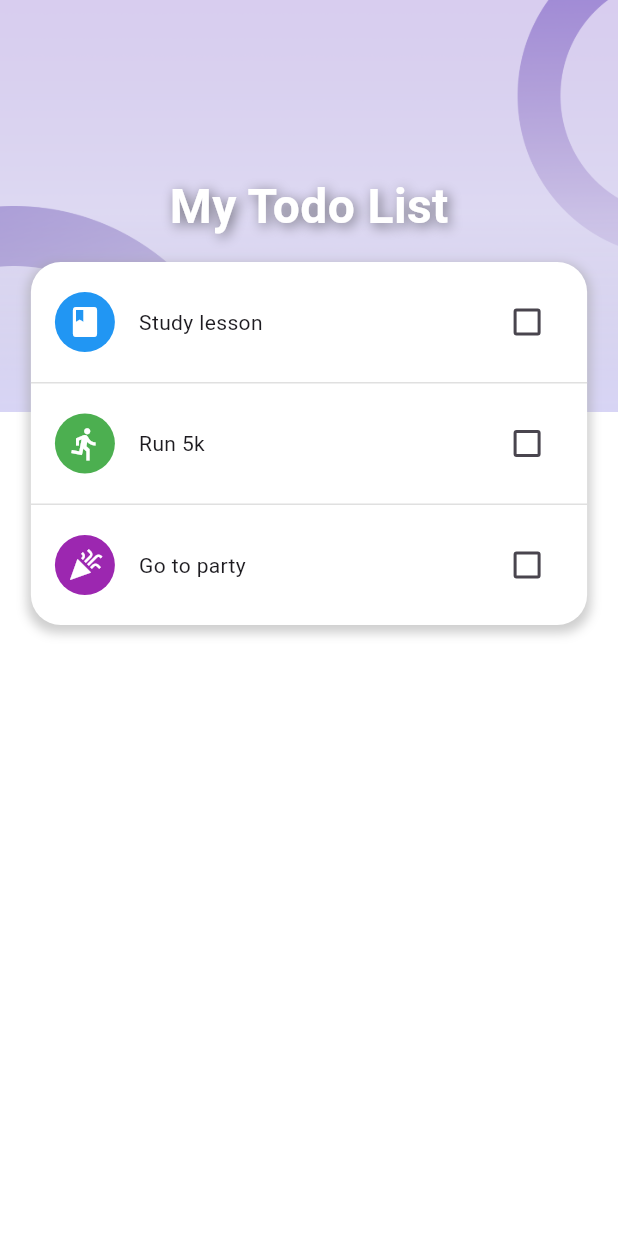
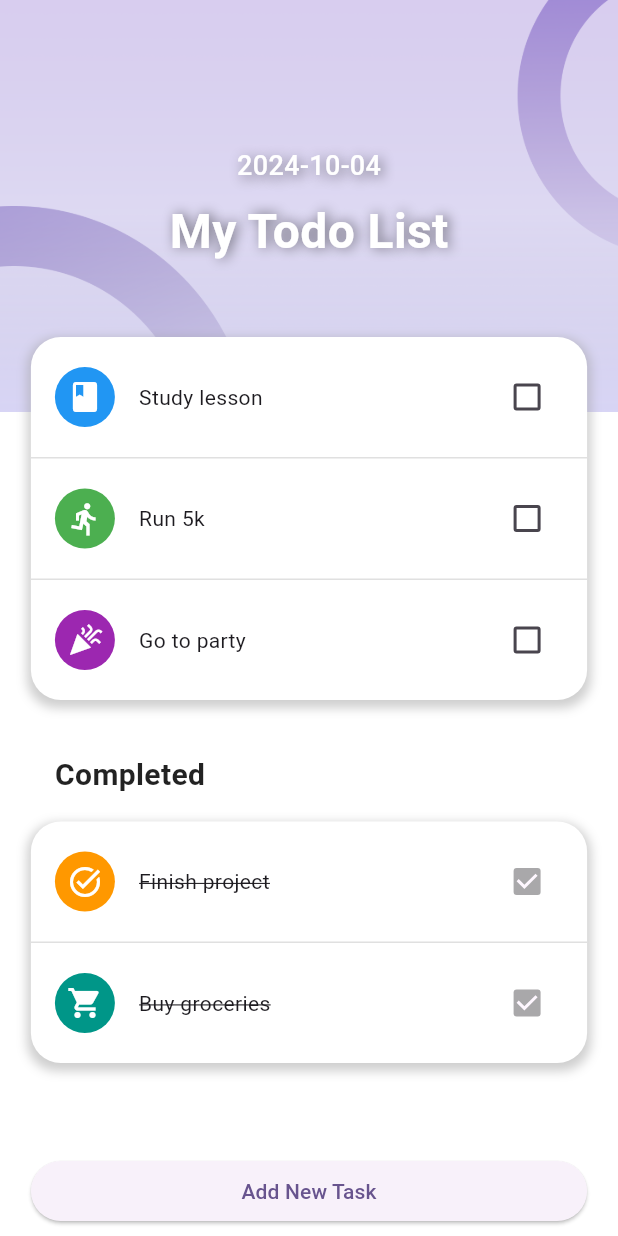
Before and after one commit to Amiralizim/todo, a Flutter app: the screen it shows after launch, on a phone screen of 412 x 824 dp. Run offline on Flutter 3.47's test engine with Material 3 defaults, Android fonts, the phone set to English and light mode, and no system bars; our stand-ins replace flutter_riverpod, go_router, riverpod_annotation, supabase_flutter; missing offline and left inert: supabase_auth_ui; accounts and stored records are empty; generated files the repository leaves out were written again.

Commit message:
finished the initial page for todo list

```diff
--- a/flutter/lib/screens/home_screen.dart
+++ b/flutter/lib/screens/home_screen.dart
@@ -15,6 +15,7 @@ class HomeScreen extends ConsumerStatefulWidget {
 }
 
 class _HomeScreenState extends ConsumerState<HomeScreen> {
+  final GlobalKey _todoListKey = GlobalKey();
   List<bool> _isChecked = [false, false, false];
 
   @override
@@ -34,7 +35,26 @@ class _HomeScreenState extends ConsumerState<HomeScreen> {
                   ),
                 ),
                 child: Center(
-                  child: Text(
+                  child: Column(
+                    mainAxisAlignment: MainAxisAlignment.center,
+                    children: [
+                      Text(
+                        DateTime.now().toString().split(' ')[0],
+                        style: TextStyle(
+                          color: Colors.white,
+                          fontSize: 18,
+                          fontWeight: FontWeight.w500,
+                          shadows: [
+                            Shadow(
+                              blurRadius: 10.0,
+                              color: Colors.black.withOpacity(0.5),
+                              offset: Offset(2.0, 2.0),
+                            ),
+                          ],
+                        ),
+                      ),
+                      const SizedBox(height: 8),
+                      Text(
                         'My Todo List',
                         style: TextStyle(
                           color: Colors.white,
@@ -44,10 +64,12 @@ class _HomeScreenState extends ConsumerState<HomeScreen> {
                             Shadow(
                               blurRadius: 10.0,
                               color: Colors.black.withOpacity(0.5),
-                          offset: Offset(2.0, 2.0),
+                              offset: const Offset(2.0, 0),
                             ),
                           ],
                         ),
+                      ),
+                    ],
                   ),
                 ),
               ),
@@ -58,9 +80,10 @@ class _HomeScreenState extends ConsumerState<HomeScreen> {
             ],
           ),
           Positioned(
-            top: (MediaQuery.of(context).size.height / 3) - 100,
+            top: (MediaQuery.of(context).size.height / 3) - 50,
             left: MediaQuery.of(context).size.width * 0.05,
             child: Container(
+              key: _todoListKey,
               width: MediaQuery.of(context).size.width * 0.9,
               decoration: BoxDecoration(
                 color: Colors.white,
@@ -85,6 +108,79 @@ class _HomeScreenState extends ConsumerState<HomeScreen> {
               ),
             ),
           ),
+          Positioned(
+            top: (MediaQuery.of(context).size.height / 3) - 50,
+            left: MediaQuery.of(context).size.width * 0.05,
+            child: LayoutBuilder(
+              builder: (BuildContext context, BoxConstraints constraints) {
+                WidgetsBinding.instance.addPostFrameCallback((_) {
+                  setState(() {});
+                });
+
+                final RenderBox? todoListRenderBox = _todoListKey.currentContext?.findRenderObject() as RenderBox?;
+                final double todoListHeight = todoListRenderBox?.size.height ?? 0;
+
+                return Column(
+                  crossAxisAlignment: CrossAxisAlignment.start,
+                  children: [
+                    Container(
+                      width: MediaQuery.of(context).size.width * 0.9,
+                      margin: EdgeInsets.only(top: todoListHeight + 20),
+                      padding: const EdgeInsets.all(16),
+                      child: const Text(
+                        'Completed',
+                        style: TextStyle(
+                          fontSize: 20,
+                          fontWeight: FontWeight.bold,
+                          color: Colors.black87,
+                        ),
+                      ),
+                    ),
+                    Container(
+                      width: MediaQuery.of(context).size.width * 0.9,
+                      decoration: BoxDecoration(
+                        color: Colors.white,
+                        borderRadius: BorderRadius.circular(20),
+                        boxShadow: [
+                          BoxShadow(
+                            color: Colors.grey.withOpacity(0.5),
+                            spreadRadius: 2,
+                            blurRadius: 5,
+                            offset: const Offset(0, 3),
+                          ),
+                        ],
+                      ),
+                      child: Column(
+                        children: [
+                          _buildCompletedTodoItem('Finish project', Icons.task_alt, Colors.orange),
+                          _buildDivider(),
+                          _buildCompletedTodoItem('Buy groceries', Icons.shopping_cart, Colors.teal),
+                        ],
+                      ),
+                    ),
+                  ],
+                );
+              },
+            ),
+          ),
+          Align(
+            alignment: Alignment.bottomCenter,
+            child: Padding(
+              padding: EdgeInsets.only(
+                bottom: 10,
+                left: MediaQuery.of(context).size.width * 0.05,
+                right: MediaQuery.of(context).size.width * 0.05,
+              ),
+              child: SizedBox(
+                width: double.infinity,
+                height: 40,
+                child: ElevatedButton(
+                onPressed: () {},
+                child: const Text('Add New Task'),
+                ),
+              )
+            )
+          )
         ],
       ),
     );
@@ -125,4 +221,29 @@ class _HomeScreenState extends ConsumerState<HomeScreen> {
       color: Colors.grey[300],
     );
   }
+
+  Widget _buildCompletedTodoItem(String text, IconData icon, Color color) {
+    return Padding(
+      padding: const EdgeInsets.symmetric(vertical: 16.0, horizontal: 16.0),
+      child: Row(
+        children: [
+          Container(
+            width: 40,
+            height: 40,
+            decoration: BoxDecoration(
+              color: color,
+              shape: BoxShape.circle,
+            ),
+            child: Icon(icon, color: Colors.white),
+          ),
+          const SizedBox(width: 16),
+          Expanded(child: Text(text, style: const TextStyle(decoration: TextDecoration.lineThrough))),
+          const Checkbox(
+            value: true,
+            onChanged: null,
+          ),
+        ],
+      ),
+    );
   }
+}
```
Lines whose indentation alone changed are shown as unchanged.
